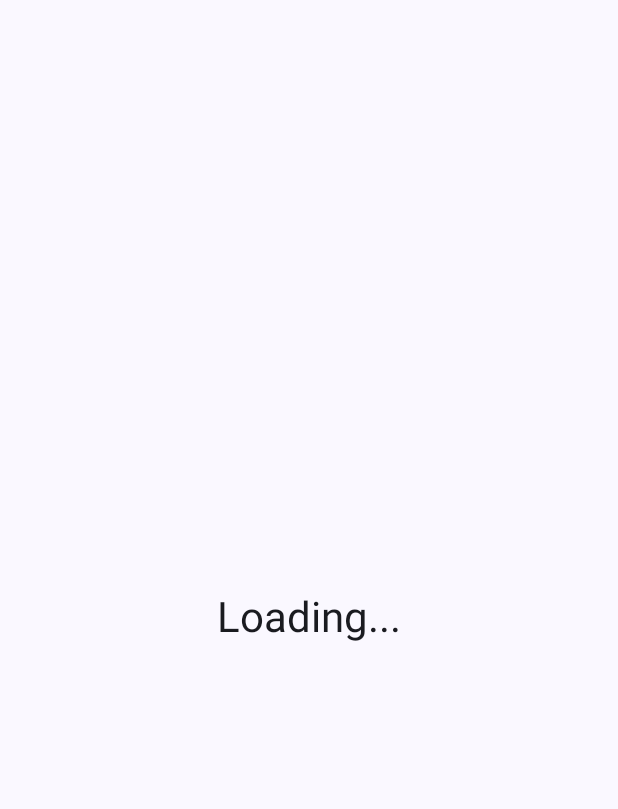
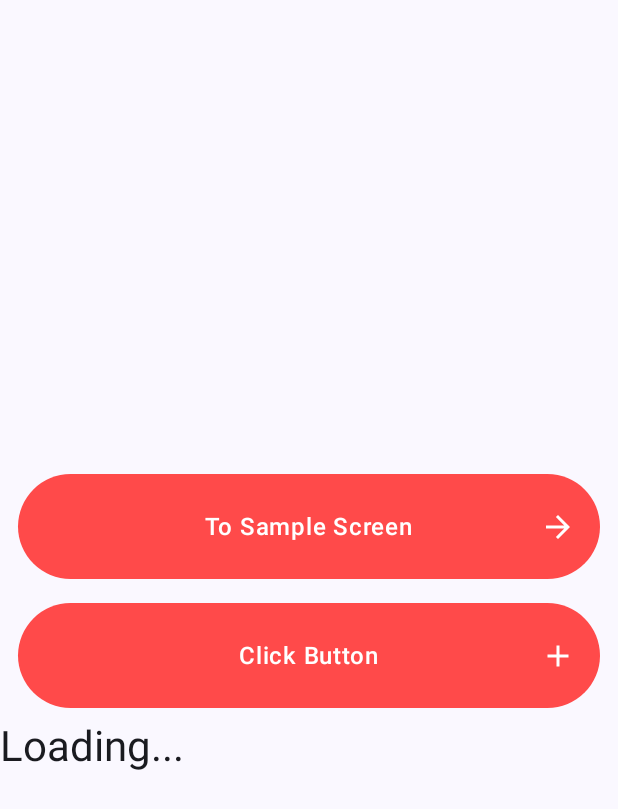
Before and after one commit to huyhuynh1905/jetpack-compose-travel-app, an Android app built with Jetpack Compose: the first screen one second after launch (MainActivity), on a phone screen of 412 x 824 dp. Before the commit the part shown is almost empty. Shown: the top 809 px of the screen. Run offline under Robolectric (Android 15) with nearby library versions, the phone set to English and light mode, and no system bars; our stand-ins replace Dagger/Hilt's generated code.

Commit message:
feat: Add ButtonComponent and enhance SplashScreen

```diff
--- a/app/src/main/java/com/example/travelapp/presentation/splash/SplashScreen.kt
+++ b/app/src/main/java/com/example/travelapp/presentation/splash/SplashScreen.kt
@@ -1,19 +1,20 @@
 package com.example.travelapp.presentation.splash
 
 import androidx.compose.foundation.layout.Box
+import androidx.compose.foundation.layout.Column
 import androidx.compose.foundation.layout.fillMaxSize
 import androidx.compose.material3.MaterialTheme
 import androidx.compose.material3.Surface
 import androidx.compose.material3.Text
 import androidx.compose.runtime.Composable
-import androidx.compose.runtime.LaunchedEffect
 import androidx.compose.ui.Alignment
 import androidx.compose.ui.Modifier
 import androidx.lifecycle.viewmodel.compose.viewModel
 import androidx.navigation.NavController
+import com.example.travelapp.R
 import com.example.travelapp.base.screen.BaseScreen
+import com.example.travelapp.ui.component.ButtonComponent
 import com.example.travelapp.ui.navigation.ScreenNames
-import kotlinx.coroutines.delay
 
 
 @Composable
@@ -22,17 +23,28 @@ fun SplashScreen(navController: NavController) {
     // và sẽ bị hủy khi Composable bị loại bỏ.
     // `true` làm key có nghĩa là hiệu ứng này chỉ chạy một lần.
     BaseScreen(viewModel = viewModel<SplashViewModel>()) {
-        LaunchedEffect(key1 = true) {
-            delay(2000L) // Chờ 2 giây (2000 milliseconds)
-            navController.navigate(ScreenNames.SAMPLE_SCREEN)
-        }
-
         Surface(modifier = Modifier.fillMaxSize(), color = MaterialTheme.colorScheme.background) {
             Box(
                 contentAlignment = Alignment.Center,
                 modifier = Modifier.fillMaxSize()
             ) {
-                Text("Loading...", style = MaterialTheme.typography.headlineMedium)
+                Column {
+                    ButtonComponent(
+                        text = "To Sample Screen",
+                        onClick = {
+                            navController.navigate(ScreenNames.SAMPLE_SCREEN)
+                        },
+                    )
+                    ButtonComponent(
+                        text = "Click Button",
+                        onClick = {
+
+                        },
+                        idIcon = R.drawable.ic_add
+
+                    )
+                    Text("Loading...", style = MaterialTheme.typography.headlineMedium)
+                }
                 // Bạn có thể thêm logo hoặc hình ảnh khác ở đây
             }
         }
--- /dev/null
+++ b/app/src/main/java/com/example/travelapp/ui/component/ButtonComponent.kt
@@ -0,0 +1,113 @@
+package com.example.travelapp.ui.component
+
+import androidx.compose.foundation.Indication
+import androidx.compose.foundation.background
+import androidx.compose.foundation.clickable
+import androidx.compose.foundation.interaction.MutableInteractionSource
+import androidx.compose.foundation.layout.Box
+import androidx.compose.foundation.layout.Column
+import androidx.compose.foundation.layout.Spacer
+import androidx.compose.foundation.layout.WindowInsets
+import androidx.compose.foundation.layout.asPaddingValues
+import androidx.compose.foundation.layout.fillMaxWidth
+import androidx.compose.foundation.layout.height
+import androidx.compose.foundation.layout.padding
+import androidx.compose.foundation.layout.size
+import androidx.compose.foundation.layout.statusBars
+import androidx.compose.foundation.layout.windowInsetsTopHeight
+import androidx.compose.foundation.shape.CircleShape
+import androidx.compose.material.ripple.rememberRipple
+import androidx.compose.material3.ButtonColors
+import androidx.compose.material3.ButtonDefaults
+import androidx.compose.material3.Icon
+import androidx.compose.material3.MaterialTheme
+import androidx.compose.material3.Text
+import androidx.compose.material3.ripple
+import androidx.compose.runtime.Composable
+import androidx.compose.runtime.remember
+import androidx.compose.ui.Alignment
+import androidx.compose.ui.Modifier
+import androidx.compose.ui.draw.clip
+import androidx.compose.ui.graphics.Color
+import androidx.compose.ui.res.painterResource
+import androidx.compose.ui.semantics.Role
+import androidx.compose.ui.text.style.TextAlign
+import androidx.compose.ui.text.style.TextOverflow
+import androidx.compose.ui.tooling.preview.Devices
+import androidx.compose.ui.tooling.preview.Preview
+import androidx.compose.ui.unit.Dp
+import com.example.travelapp.R
+import com.example.travelapp.ui.themes.redBg
+import com.example.travelapp.utils.resource.Dimens
+
+@Composable
+fun ButtonComponent(
+    text: String,
+    onClick: () -> Unit,
+    enabled: Boolean = true,
+    color: Color = redBg,
+    height: Dp = Dimens.buttonHeight,
+    idIcon: Int = R.drawable.ic_next_arrow,
+    marginHoz: Dp = Dimens.pdNormal,
+    marginVer: Dp = Dimens.pdSmall,
+) {
+    Box(modifier = Modifier.padding(
+        horizontal = marginHoz,
+        vertical = marginVer
+    )) {
+        Box(
+            modifier = Modifier
+                .height(height)
+                .fillMaxWidth()
+                .background(color = color, shape = CircleShape)
+                .clickable(
+                    onClick = onClick,
+                    role = Role.Button,
+                    enabled = enabled,
+                    indication = ripple(
+                        color = Color.White,
+                    ),
+                    interactionSource = remember { MutableInteractionSource() }
+                )
+                .padding(horizontal = Dimens.pdMedium)
+        ) {
+            Text(
+                text = text,
+                color = Color.White,
+                style = MaterialTheme.typography.titleMedium,
+                maxLines = 1,
+                overflow = TextOverflow.Ellipsis,
+                modifier = Modifier
+                    .align(Alignment.Center)
+                    .padding(horizontal = Dimens.pdLarge),
+            )
+            Icon(
+                painter = painterResource(id = idIcon),
+                contentDescription = null,
+                tint = Color.White,
+                modifier = Modifier
+                    .align(Alignment.CenterEnd)
+            )
+
+        }
+    }
+}
+
+@Preview(
+    showBackground = true,
+    showSystemUi = true,
+    device = Devices.PIXEL_6
+)
+@Composable
+fun ButtonComponentPreView(){
+    Column(modifier = Modifier.padding(Dimens.pdMedium)) {
+        Spacer(modifier = Modifier.padding(top = Dimens.statusBarHeight))
+        ButtonComponent(
+            text = "Get Started",
+            onClick = {
+
+            },
+            enabled = true
+        )
+    }
+}
--- a/app/src/main/java/com/example/travelapp/ui/themes/Color.kt
+++ b/app/src/main/java/com/example/travelapp/ui/themes/Color.kt
@@ -9,3 +9,5 @@ val Pink80 = Color(0xFFEFB8C8)
 val Purple40 = Color(0xFF6650a4)
 val PurpleGrey40 = Color(0xFF625b71)
 val Pink40 = Color(0xFF7D5260)
+
+val redBg = Color(0xFFFF4A4A)
--- a/app/src/main/java/com/example/travelapp/ui/themes/Type.kt
+++ b/app/src/main/java/com/example/travelapp/ui/themes/Type.kt
@@ -5,6 +5,7 @@ import androidx.compose.ui.text.TextStyle
 import androidx.compose.ui.text.font.FontFamily
 import androidx.compose.ui.text.font.FontWeight
 import androidx.compose.ui.unit.sp
+import com.example.travelapp.utils.resource.Dimens
 
 // Set of Material typography styles to start with
 val AppTypography = Typography(
@@ -28,5 +29,12 @@ val AppTypography = Typography(
         fontSize = 11.sp,
         lineHeight = 16.sp,
         letterSpacing = 0.5.sp
-    )
+    ),
+    titleMedium = TextStyle(
+        fontFamily = FontFamily.Default,
+        fontWeight = FontWeight.Medium,
+        fontSize = Dimens.textSizeBig,
+        lineHeight = Dimens.textSizeBig,
+        letterSpacing = 0.5.sp
+    ),
 )
--- a/app/src/main/java/com/example/travelapp/utils/resource/Dimens.kt
+++ b/app/src/main/java/com/example/travelapp/utils/resource/Dimens.kt
@@ -1,5 +1,11 @@
 package com.example.travelapp.utils.resource
 
+import androidx.compose.foundation.layout.WindowInsets
+import androidx.compose.foundation.layout.asPaddingValues
+import androidx.compose.foundation.layout.statusBars
+import androidx.compose.runtime.Composable
+import androidx.compose.runtime.ReadOnlyComposable
+import androidx.compose.ui.unit.Dp
 import androidx.compose.ui.unit.dp
 import androidx.compose.ui.unit.sp
 
@@ -18,6 +24,7 @@ object Dimens {
     val radiusNormal = 12.dp
     val radiusMedium = 16.dp
     val radiusLarge = 24.dp
+    val circleRadius = 150.dp
 
     //text size
     val textSizeSmaller = 10.sp
@@ -33,4 +40,18 @@ object Dimens {
     val elevationLow = 2.dp
     val elevationMedium = 6.dp
     val elevationHigh = 12.dp
+
+
+    //size
+    val buttonHeight = 70.dp
+
+
+    //diff
+    /**
+     * Lấy chiều cao của status bar.
+     * Hàm này phải được gọi từ bên trong một Composable.
+     */
+    val statusBarHeight: Dp
+        @Composable
+        get() = WindowInsets.statusBars.asPaddingValues().calculateTopPadding()
 }
--- /dev/null
+++ b/app/src/main/res/drawable/ic_add.xml
@@ -0,0 +1,5 @@
+<vector xmlns:android="http://schemas.android.com/apk/res/android" android:height="24dp" android:tint="#FFFFFF" android:viewportHeight="24" android:viewportWidth="24" android:width="24dp">
+
+    <path android:fillColor="@android:color/white" android:pathData="M19,13h-6v6h-2v-6H5v-2h6V5h2v6h6v2z"/>
+
+</vector>
--- /dev/null
+++ b/app/src/main/res/drawable/ic_next_arrow.xml
@@ -0,0 +1,5 @@
+<vector xmlns:android="http://schemas.android.com/apk/res/android" android:autoMirrored="true" android:height="24dp" android:tint="#FFFFFF" android:viewportHeight="24" android:viewportWidth="24" android:width="24dp">
+
+    <path android:fillColor="@android:color/white" android:pathData="M12,4l-1.41,1.41L16.17,11H4v2h12.17l-5.58,5.59L12,20l8,-8z"/>
+
+</vector>
```
